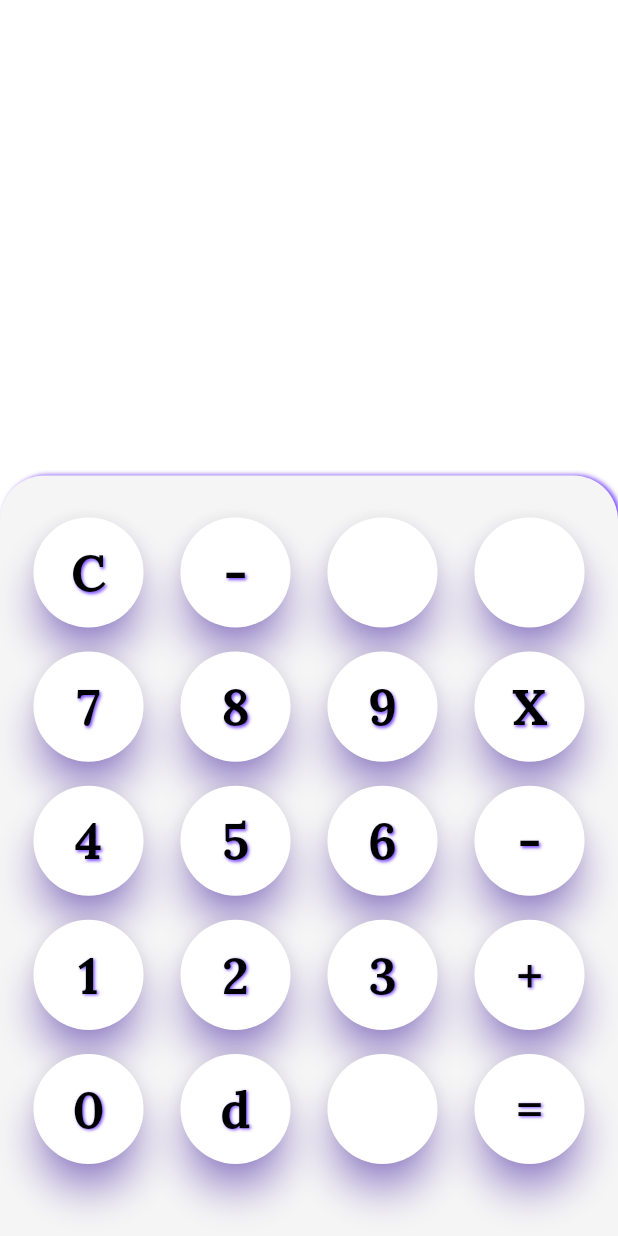
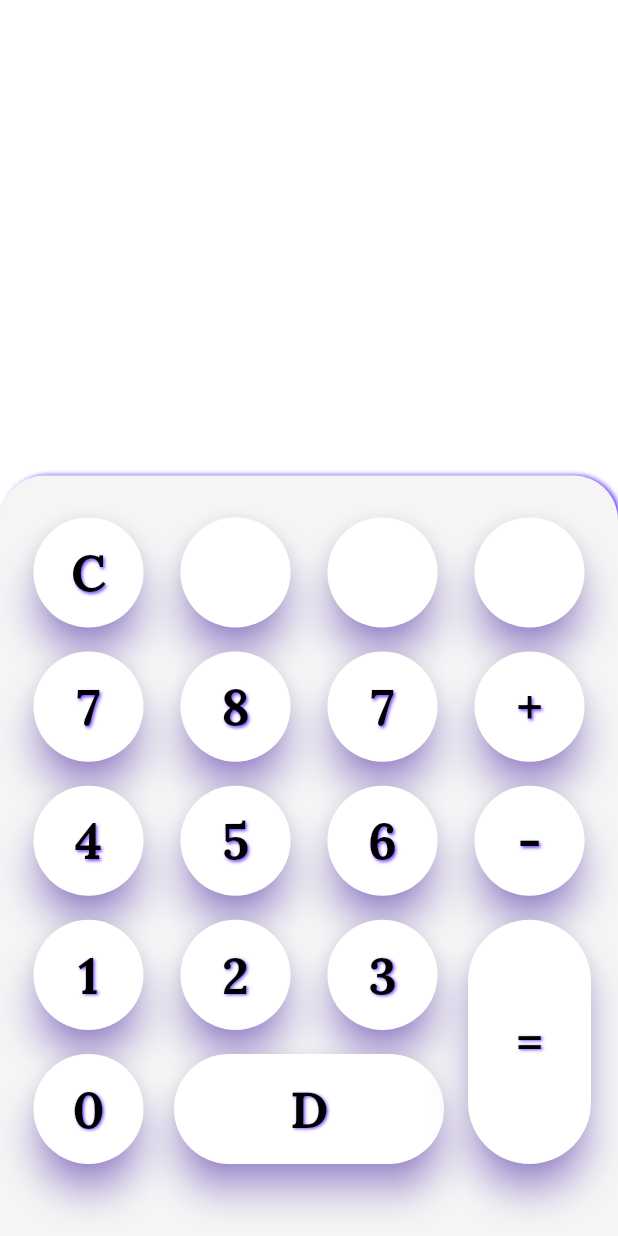
Before and after one commit to davidkt99/DiceUlator, a Flutter app: the screen it shows after launch, on a phone screen of 412 x 824 dp. Run offline on Flutter 3.47's test engine with Material 2 defaults, Android fonts, the phone set to English and light mode, and no system bars; our stand-ins replace flutter_riverpod, google_fonts.

Commit message:
Long Buttons added

```diff
--- a/lib/Common/calc_button.dart
+++ b/lib/Common/calc_button.dart
@@ -7,8 +7,10 @@ import 'package:flutter_riverpod/flutter_riverpod.dart';
 
 class CalcButton extends ConsumerStatefulWidget {
   final String label;
+  final int flex;
+  final bool long;
 
-  const CalcButton(this.label, {Key? key}) : super(key: key);
+  const CalcButton({Key? key, required this.label, this.flex = 1, this.long = false}) : super(key: key);
 
   @override
   ConsumerState<CalcButton> createState() => _CalcButtonState();
@@ -19,8 +21,9 @@ class _CalcButtonState extends ConsumerState<CalcButton> {
   @override
   Widget build(BuildContext context) {
     return Expanded(
+      flex: widget.flex,
       child: Container(
-        margin: EdgeInsets.all(8),
+        margin: const EdgeInsets.all(8),
         child: ElevatedButton(
           child: Text(
               widget.label,
@@ -34,7 +37,11 @@ class _CalcButtonState extends ConsumerState<CalcButton> {
               primary: AppTheme.primaryBackground,
               shadowColor: AppTheme.primary,
               elevation: 10,
-              shape: const CircleBorder(),
+              shape: widget.long
+                  ? RoundedRectangleBorder(
+                      borderRadius: BorderRadius.circular(50),
+                    )
+                  : const CircleBorder(),
 
             // visualDensity: AppTheme.visualDensity
           ),
--- a/lib/Pages/DiceCalcPage/Components/calc_key_pad.dart
+++ b/lib/Pages/DiceCalcPage/Components/calc_key_pad.dart
@@ -15,10 +15,10 @@ class CalcKeyPad extends StatelessWidget {
           child: Row(
             crossAxisAlignment: AppTheme.crossAxisAlignmentKeyPad,
             children: const [
-              CalcButton("C"),
-              CalcButton("-"),
-              CalcButton(""),
-              CalcButton(""),
+              CalcButton(label: "C"),
+              CalcButton(label: ""),
+              CalcButton(label: ""),
+              CalcButton(label: "")
             ],
           ),
         ),
@@ -27,10 +27,10 @@ class CalcKeyPad extends StatelessWidget {
           child: Row(
             crossAxisAlignment: AppTheme.crossAxisAlignmentKeyPad,
             children: const [
-              CalcButton("7"),
-              CalcButton("8"),
-              CalcButton("9"),
-              CalcButton("X"),
+              CalcButton(label: "7"),
+              CalcButton(label: "8"),
+              CalcButton(label: "7"),
+              CalcButton(label: "+")
             ],
           ),
         ),
@@ -39,10 +39,30 @@ class CalcKeyPad extends StatelessWidget {
           child: Row(
             crossAxisAlignment: AppTheme.crossAxisAlignmentKeyPad,
             children: const [
-              CalcButton("4"),
-              CalcButton("5"),
-              CalcButton("6"),
-              CalcButton("-"),
+              CalcButton(label: "4"),
+              CalcButton(label: "5"),
+              CalcButton(label: "6"),
+              CalcButton(label: "-")
+            ],
+          ),
+        ),
+        Expanded(
+          flex: 2,
+            child: Row(
+              crossAxisAlignment: AppTheme.crossAxisAlignmentKeyPad,
+              children: [
+                Expanded(
+                  flex: 3,
+                  child: Column(
+                    children: [
+                      Expanded(
+                        flex: 1,
+                        child: Row(
+                          crossAxisAlignment: AppTheme.crossAxisAlignmentKeyPad,
+                          children: const [
+                            CalcButton(label: "1"),
+                            CalcButton(label: "2"),
+                            CalcButton(label: "3"),
                           ],
                         ),
                       ),
@@ -51,22 +71,15 @@ class CalcKeyPad extends StatelessWidget {
                         child: Row(
                           crossAxisAlignment: AppTheme.crossAxisAlignmentKeyPad,
                           children: const [
-              CalcButton("1"),
-              CalcButton("2"),
-              CalcButton("3"),
-              CalcButton("+"),
+                            CalcButton(label: "0"),
+                            CalcButton(label: "D", flex: 2, long: true,),
                           ],
                         ),
                       ),
-        Expanded(
-          flex: 1,
-          child: Row(
-            crossAxisAlignment: AppTheme.crossAxisAlignmentKeyPad,
-            children: const [
-              CalcButton("0"),
-              CalcButton("d"),
-              CalcButton(""),
-              CalcButton("="),
+                    ],
+                  ),
+                ),
+                const CalcButton(label: "=", long: true,),
               ],
             ),
         ),
```
Also changed, not shown: 1 other file. Lines whose indentation alone changed are shown as unchanged.
